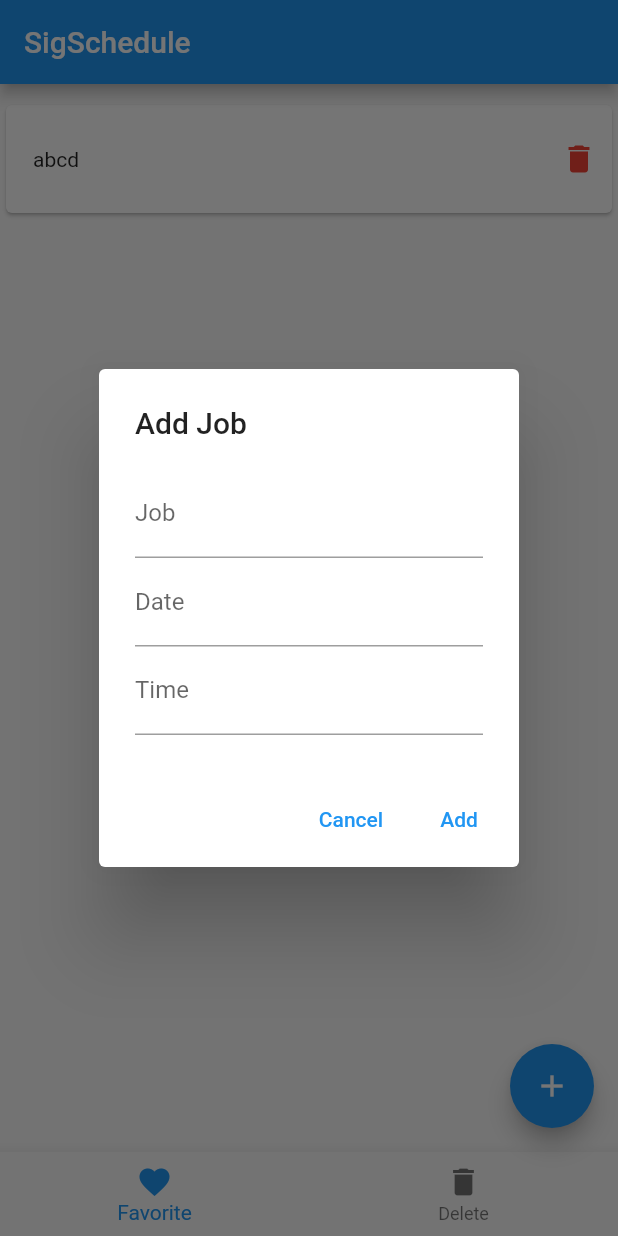
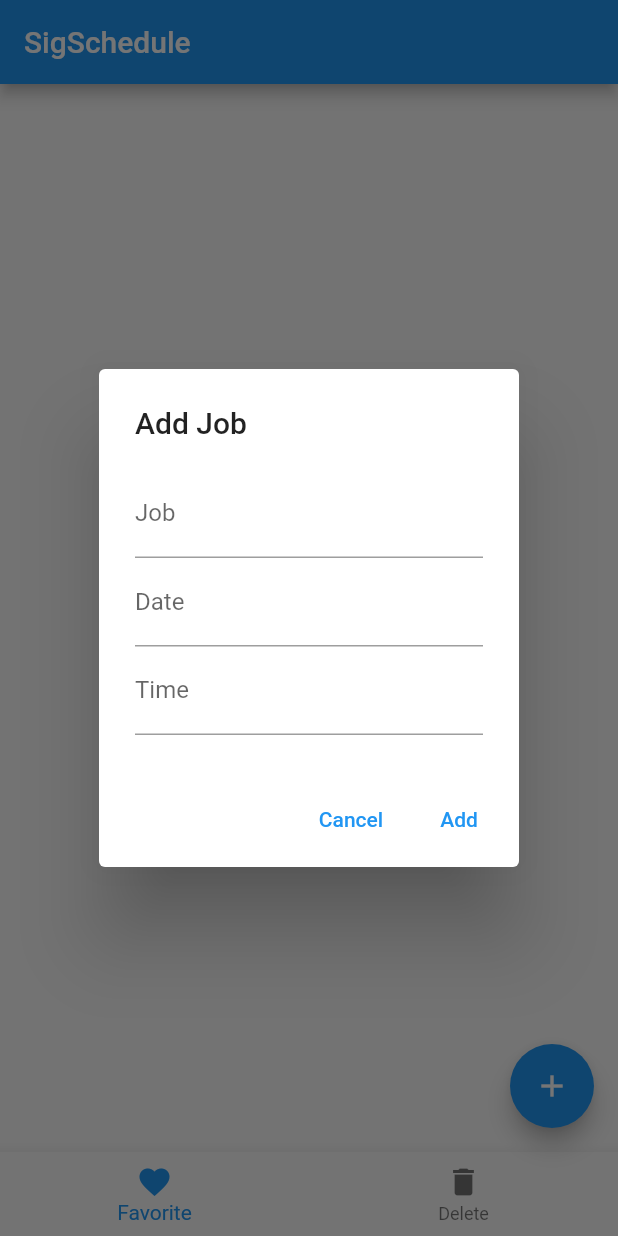
Before and after one commit to sig003/flutter_sig_schedule_test, a Flutter app: the screen it shows after launch, after a tap on the "add" icon, on a phone screen of 412 x 824 dp. Run offline on Flutter 3.47's test engine with Material 2 defaults, Android fonts, the phone set to English and light mode, and no system bars; our stand-ins replace shared_preferences.

Commit message:
fix list array

```diff
--- a/lib/screens/add_job_dialog.dart
+++ b/lib/screens/add_job_dialog.dart
@@ -51,9 +51,6 @@ class _AddJobDialogState extends State<AddJobDialog> {
   void _saveJob(String newValue) async {
     if (newValue != '') {
       final SharedPreferences prefs = await SharedPreferences.getInstance();
-      //prefs.setString('job', dateInput.text);
-
-
 
       var uuid = Uuid();
       var timeBasedId = uuid.v1();
@@ -69,14 +66,14 @@ class _AddJobDialogState extends State<AddJobDialog> {
 
       List<String> beforeArray = prefs.getStringList('data') ?? [];
 
-      for(int i = 0; i < beforeArray.length; i += 1) {
-        ListArray.add(beforeArray[i]);
+      ListArray = [];
+      if (beforeArray.length > 0) {
+        for (int i = 0; i < beforeArray.length; i += 1) {
+          ListArray.add(beforeArray[i]);
+        }
       }
 
-
       ListArray.add(rawJson);
-      //strings.add(rawJson);
-
 
       prefs.setStringList('data', ListArray);
     }
--- a/lib/screens/schedule_list.dart
+++ b/lib/screens/schedule_list.dart
@@ -10,24 +10,23 @@ class ScheduleList extends StatefulWidget {
 }
 
 class Job {
-  String? id;
-  String? job;
-  String? date;
-  String? time;
+  String id;
+  String job;
+  String date;
+  String time;
 
-  Job({this.id, this.job, this.date, this.time});
+  Job(this.id, this.job, this.date, this.time);
 
-  factory Job.fromJson(Map<String, dynamic> parsedJson) {
-    return Job(
-      id: parsedJson['id'],
-      job: parsedJson['job'],
-      date: parsedJson['date'],
-      time: parsedJson['time'],
-    );
-  }
+  Map toJson() => {
+    'id': id,
+    'job': job,
+    'date': date,
+    'time': time,
+  };
 }
 
 class _ScheduleListState extends State<ScheduleList> {
+  var ListArray = [];
   // final List<Map<String, dynamic>> contents = [
   //   {'title': '약먹기', 'date': '2023-06-10 12:00:00'},
   //   {'title': '쇼핑', 'date': '2023-06-10 12:00:00'},
@@ -166,22 +165,22 @@ class _ScheduleListState extends State<ScheduleList> {
       );
   }
 
-  Future<List<Map<String, String>>> _getData() async {
+  Future<List<dynamic>> _getData() async {
     final SharedPreferences prefs = await SharedPreferences.getInstance();
     //prefs.clear();
-    var bb = prefs.getStringList('data') ?? [];
-    print(bb);
+    // setState(() {
+    //
+    // });
+    List<dynamic> bb = prefs.getStringList('data') ?? [];
 
-    //List<Object> rawJson = prefs.getStringList('data') ?? [];
-    // setState(() {
-    //   count = rawJson.length;
-    //
-    //  });
+    for (int i = 0; i < bb.length; i++) {
+      ListArray.add(jsonDecode(bb[i]));
+    }
 
-    List<Map<String, String>> aa = [{"id":"c6b63d40-2289-11ee-a39b-9b519e963c49","job":"abcd","date":"2023-07-15","time":"06:03"}];
-    print(aa);
+    // List<Map<String, String>> aa = [{"id":"c6b63d40-2289-11ee-a39b-9b519e963c49","job":"abcd","date":"2023-07-15","time":"06:03"}];
+    // print(aa);
 
-    return aa;
+    print(ListArray);
+    return ListArray;
   }
-
 }
```
